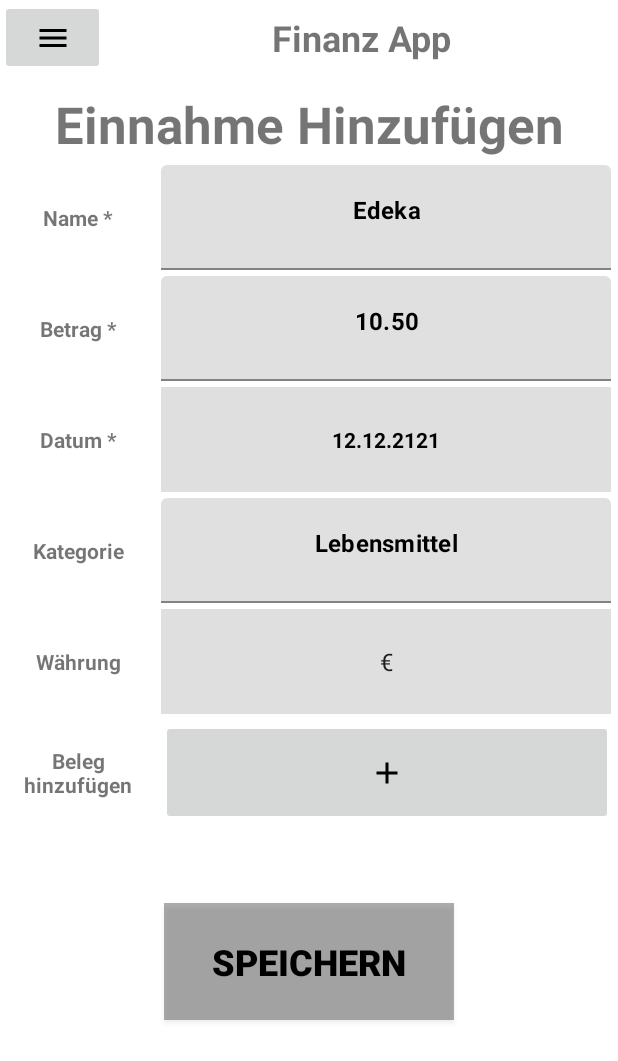
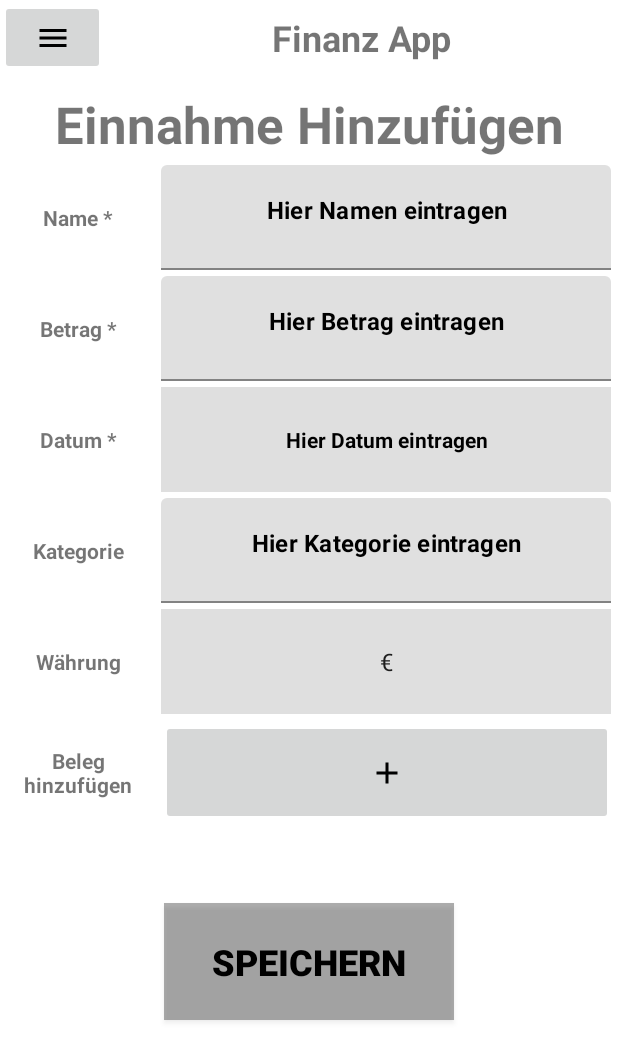
Before and after one commit to Zocker7sea/SWTAPP.reloaded, an Android app: the fragment EinnahmenhinzufuegenFragment placed in its activity, on a phone screen of 412 x 824 dp. Shown: the top 1061 px of the screen. Run offline under Robolectric (Android 15) with nearby library versions, the phone set to English and light mode, and no system bars.

Commit message:
surface to desktop

```diff
--- a/app/src/main/java/com/example/aaaaaaaaaaaaa/MainActivity.kt
+++ b/app/src/main/java/com/example/aaaaaaaaaaaaa/MainActivity.kt
@@ -25,6 +25,7 @@ import com.example.aaaaaaaaaaaaa.ui.main.sparziel.SparzielerstellenFragment
 
 
 class MainActivity : AppCompatActivity() {
+    //Java model einfügen siehe asta klassen diagramm
 
 
     override fun onCreate(savedInstanceState: Bundle?) {
--- a/app/src/main/res/layout/fragment_einnahmenhinzufuegen.xml
+++ b/app/src/main/res/layout/fragment_einnahmenhinzufuegen.xml
@@ -113,7 +113,7 @@
             android:id="@+id/texteditname"
             android:layout_width="300dp"
             android:layout_height="70dp"
-            android:hint="Edeka"
+            android:hint="Hier Namen eintragen"
             android:inputType="text"
             android:maxLength="64"
             android:maxLines="1"
@@ -146,7 +146,7 @@
             android:id="@+id/texteditbetrag"
             android:layout_width="match_parent"
             android:layout_height="70dp"
-            android:hint="10.50"
+            android:hint="Hier Betrag eintragen"
             android:inputType="numberDecimal"
             android:maxLength="39"
             android:maxLines="1"
@@ -176,7 +176,7 @@
             android:layout_width="match_parent"
             android:layout_height="70dp"
             android:background="#DFDFDF"
-            android:hint="12.12.2121"
+            android:hint="Hier Datum eintragen"
             android:maxLines="1"
             android:paddingTop="25dp"
             android:textAlignment="center"
@@ -204,7 +204,7 @@
             android:id="@+id/texteditkategorie"
             android:layout_width="match_parent"
             android:layout_height="70dp"
-            android:hint="Lebensmittel"
+            android:hint="Hier Kategorie eintragen"
             android:inputType="text"
             android:maxLines="1"
             android:paddingTop="0dp"
@@ -234,6 +234,7 @@
             android:layout_height="match_parent"
             android:addStatesFromChildren="true"
             android:background="#DFDFDF"
+
             android:backgroundTint="#DFDFDF"
             android:textAlignment="center"
             android:textColor="#000000"
```
Also changed, not shown: app/src/main/java/com/example/aaaaaaaaaaaaa/SQLiteManager.kt (+41 -3 lines).
